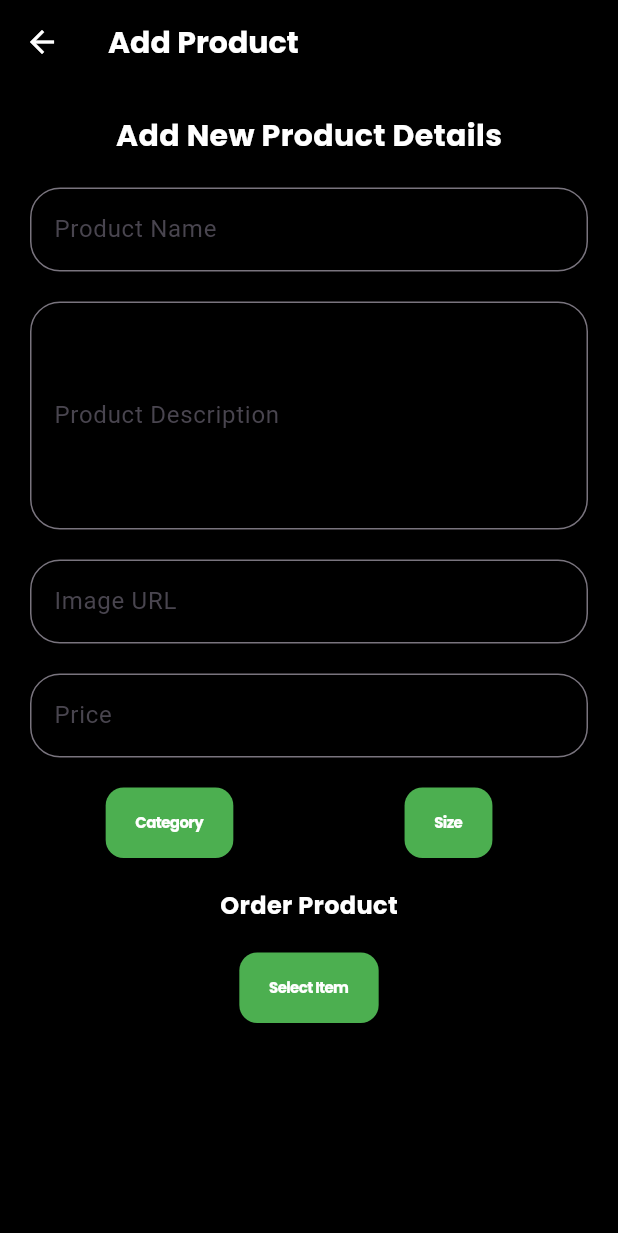
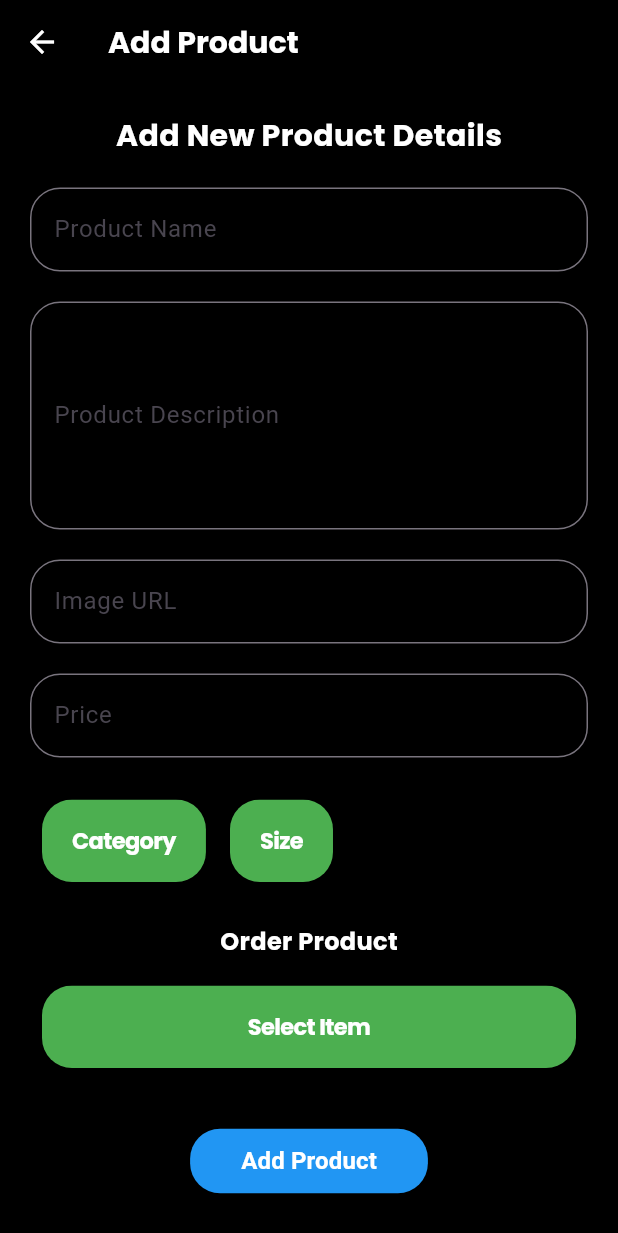
Before and after one commit to Akshat-sGit/e_commerce_flutter, a Flutter app: the screen it shows after launch, after a tap on the "add" icon, on a phone screen of 412 x 824 dp. Shown: the top 1233 px of the screen. Run offline on Flutter 3.47's test engine with Material 3 defaults, Android fonts, the phone set to English and light mode, and no system bars; our stand-ins replace firebase_core, get, google_fonts; accounts and stored records are empty.

Commit message:
fixed some code

```diff
--- a/lib/screens/add_product_page.dart
+++ b/lib/screens/add_product_page.dart
@@ -124,10 +124,16 @@ class AddProductPage extends StatelessWidget {
                   ),
                 ),
                 const SizedBox(height: 20),
-                Row(
+                const Row(
                   children: [
-                    Flexible(child: DropDown(dropdownItem: "Category")),
-                    Flexible(child: DropDown(dropdownItem: "Size")),
+                    Flexible(
+                        child: DropDown(
+                            dropdownItem: "Category",
+                            items: ['shoes', 'jackets', 'jeans', 'shirts'])),
+                    Flexible(
+                        child: DropDown(
+                            dropdownItem: "Size",
+                            items: ['30', '32', '34', '36'])),
                   ],
                 ),
                 const SizedBox(height: 20),
@@ -137,8 +143,42 @@ class AddProductPage extends StatelessWidget {
                       fontSize: 16,
                       fontWeight: FontWeight.bold,
                     )),
+                const SizedBox(height: 10),
+                const Row(
+                  children: [
+                    Expanded(
+                      child: DropDown(
+                          dropdownItem: "Select Item",
+                          items: ['item1', 'item2', 'item3', 'item4']),
+                    ),
+                  ],
+                ),
                 const SizedBox(height: 20),
-                DropDown(dropdownItem: "Select Item"),
+                Padding(
+                  padding: const EdgeInsets.all(10.0),
+                  child: ElevatedButton(
+                    onPressed: () {
+                      // Add product to database
+                    },
+                    style: ElevatedButton.styleFrom(
+                      backgroundColor: Colors.blue,
+                      shape: RoundedRectangleBorder(
+                        borderRadius: BorderRadius.circular(20),
+                      ),
+                    ),
+                    child: const Padding(
+                      padding: EdgeInsets.all(10),
+                      child: Text(
+                        "Add Product",
+                        style: TextStyle(
+                          color: Colors.white,
+                          fontSize: 16,
+                          fontWeight: FontWeight.bold,
+                        ),
+                      ),
+                    ),
+                  ),
+                ),
               ],
             ),
           ),
--- a/lib/screens/home_screen.dart
+++ b/lib/screens/home_screen.dart
@@ -55,7 +55,7 @@ class HomePage extends StatelessWidget {
           // ),
           backgroundColor: Colors.white.withOpacity(0.25),
           onPressed: () {
-            Get.to(const AddProductPage());
+            Get.to(() => const AddProductPage());
           },
           child: const Icon(
             Icons.add,
--- a/lib/widgets/dropdown_btn.dart
+++ b/lib/widgets/dropdown_btn.dart
@@ -2,15 +2,19 @@ import 'package:flutter/cupertino.dart';
 import 'package:flutter/material.dart';
 import 'package:google_fonts/google_fonts.dart';
 
+
+
 class DropDown extends StatelessWidget {
   final String dropdownItem;
-  DropDown({super.key, required this.dropdownItem});
-
-  final List<String> items = ['item1', 'item2', 'item3', 'item4']; // Data list
+  final List<String> items;
+  const DropDown({super.key, required this.dropdownItem, required this.items});
 
   @override
   Widget build(BuildContext context) {
-    return Center(
+    return Padding(
+      padding: const EdgeInsets.all(8.0),
+      child: ClipRRect(
+        borderRadius: BorderRadius.circular(20), // Set the border radius
         child: CupertinoButton(
           color: Colors.green,
           onPressed: () {
@@ -18,13 +22,11 @@ class DropDown extends StatelessWidget {
               context: context,
               builder: (BuildContext context) {
                 return CupertinoPicker(
-                scrollController: FixedExtentScrollController(
-                    initialItem: 0), // Set initial item
-                itemExtent: 40, // Height of each item
+                  scrollController:
+                      FixedExtentScrollController(initialItem: 0),
+                  itemExtent: 40,
                   onSelectedItemChanged: (int index) {
-                  // Handle item selection (consider using a callback or state management)
-                  // ignore: avoid_print
-                  print(items[index]); // Example access to selected item
+                    print(items[index]);
                   },
                   backgroundColor: Colors.transparent,
                   children: [
@@ -47,10 +49,14 @@ class DropDown extends StatelessWidget {
           },
           child: Text(
             dropdownItem,
+            textAlign: TextAlign.center,
+            maxLines: 1,
+            overflow: TextOverflow.ellipsis,
             style: GoogleFonts.poppins(
               color: Colors.white,
-            fontSize: 10,
+              fontSize: 15,
               fontWeight: FontWeight.bold,
+            ),
           ),
         ),
       ),
```
Lines whose indentation alone changed are shown as unchanged.
